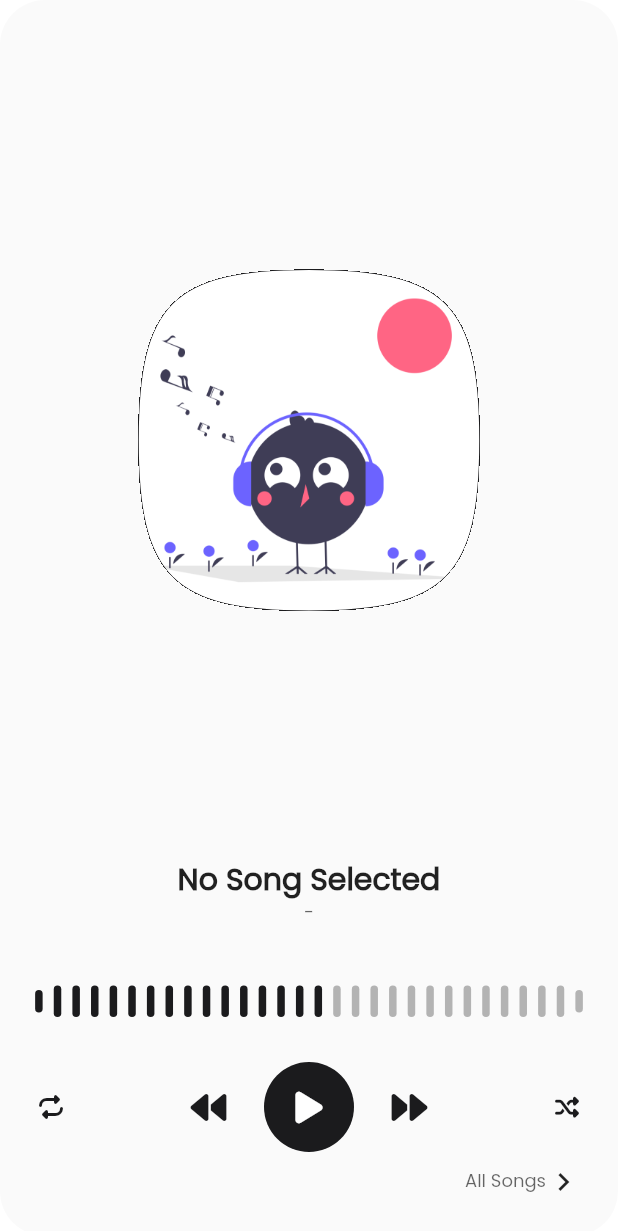
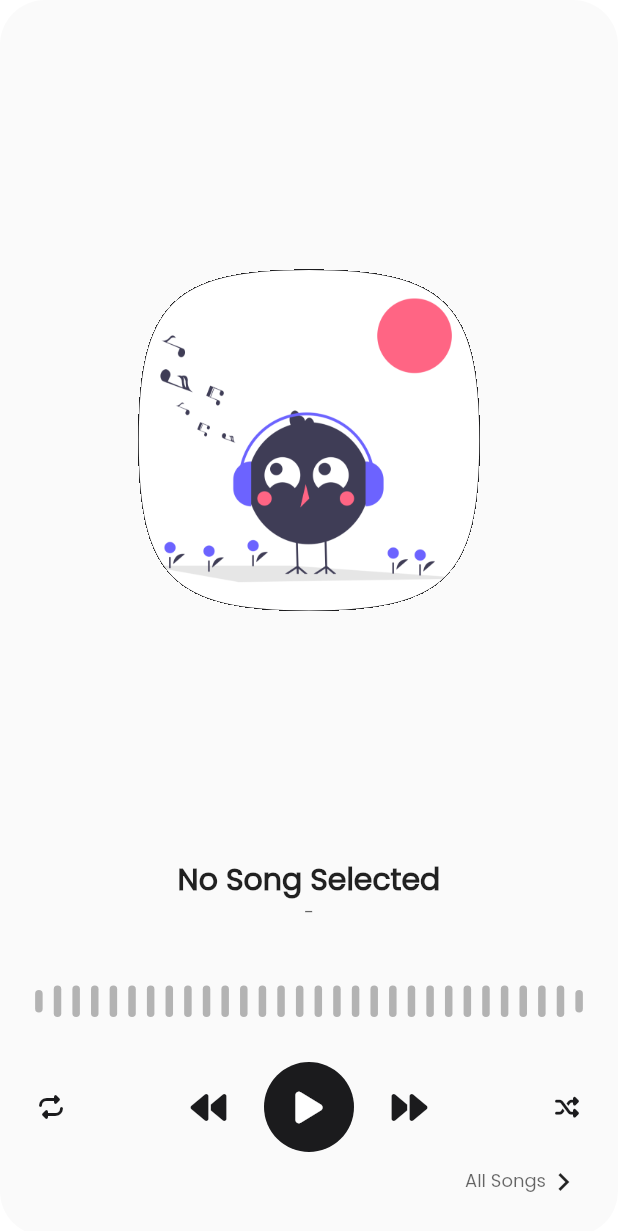
Before and after one commit to SushanShakya/music_player, a Flutter app: the screen it shows after launch, on a phone screen of 412 x 824 dp. Shown: the top 1231 px of the screen. Run offline on Flutter 3.47's test engine with Material 2 defaults, Android fonts, the phone set to English and light mode, and no system bars; our stand-ins replace audio_service, equatable, font_awesome_flutter, get, get_it, just_audio and 1 more; missing offline and left inert: android_content_provider, audio_query.

Commit message:
Feat : Fancy Seek animation

```diff
--- a/lib/src/modules/home/blocs/player_control_bloc.dart
+++ b/lib/src/modules/home/blocs/player_control_bloc.dart
@@ -28,6 +28,10 @@
     audioHandler.mediaItem.listen((item) {
       duration(duration.value.copyWith(total: item?.duration));
     });
+
+    audioHandler.playbackState.listen((item) {
+      duration(duration.value.copyWith(buffered: item.bufferedPosition));
+    });
   }
 
   void togglePlaying() {
--- a/lib/src/modules/home/components/fancy_seek_indicator.dart
+++ b/lib/src/modules/home/components/fancy_seek_indicator.dart
@@ -36,12 +36,10 @@
   static Color inactiveColor = const Color(0xffB3B3B3);
 
   late List<SeekItemSize> _items;
-  late int includedIndex;
 
   @override
   void initState() {
     super.initState();
-    includedIndex = (widget.percentage * widget.count).floor();
     _items = List.generate(widget.count, (i) {
       if (i == 0) return SeekItemSize.small;
       if (i == (widget.count - 1)) return SeekItemSize.small;
@@ -54,20 +52,53 @@
   @override
   Widget build(BuildContext context) {
     const height = 30;
+    int includedIndex = (widget.percentage * widget.count).floor();
     return Row(
       mainAxisAlignment: MainAxisAlignment.spaceEvenly,
       children: List.generate(
         _items.length,
         (i) {
           var cur = _items[i];
-          bool active = i <= includedIndex;
-          return Container(
+          bool active = i < includedIndex;
+          double totalPercent = 1 / _items.length;
+          double startPercent = (i * totalPercent);
+          double endPercent = startPercent + totalPercent;
+          bool percentInRange = widget.percentage >= startPercent &&
+              widget.percentage <= endPercent;
+          double percent = widget.percentage - startPercent;
+          double widthPercent = percent / totalPercent;
+          return Stack(
+            children: [
+              Container(
                 height: cur.sizePercent * height,
                 width: 5,
                 decoration: BoxDecoration(
                   color: active ? activeColor : inactiveColor,
+                  // color: Colors.transparent,
                   borderRadius: BorderRadius.circular(100),
                 ),
+              ),
+              if ((!active) && percentInRange)
+                SizedBox(
+                  width: 5,
+                  child: ClipRRect(
+                    borderRadius: BorderRadius.circular(100),
+                    clipBehavior: Clip.hardEdge,
+                    child: Row(
+                      children: [
+                        Container(
+                          height: cur.sizePercent * height,
+                          width: 5 * widthPercent,
+                          decoration: const BoxDecoration(
+                            color: Colors.black,
+                            // color: activeColor,
+                          ),
+                        ),
+                      ],
+                    ),
+                  ),
+                ),
+            ],
           );
         },
       ),
--- a/lib/src/modules/home/views/default_home_view.dart
+++ b/lib/src/modules/home/views/default_home_view.dart
@@ -6,6 +6,7 @@
 import 'package:music_player/src/modules/home/components/back_and_forth_animation_wrapper.dart';
 import 'package:music_player/src/modules/home/components/fancy_seek_indicator.dart';
 import 'package:music_player/src/modules/home/components/player_control_bar.dart';
+import 'package:music_player/src/modules/home/models/progress_bar_model.dart';
 import 'package:music_player/src/modules/songs/blocs/song_play_bloc.dart';
 import 'package:music_player/src/modules/songs/components/song_image.dart';
 import 'package:music_player/src/modules/songs/models/song_model.dart';
@@ -97,7 +98,15 @@
                         ),
                       ),
                       const SizedBox(height: 40),
-                      const FancySeekIndicator(percentage: 0.5),
+                      Obx(() {
+                        ProgressBarState dat = playerControlBloc.duration.value;
+                        double percentage = 0.0;
+                        if (dat.total != Duration.zero) {
+                          percentage =
+                              (dat.current.inSeconds / dat.total.inSeconds);
+                        }
+                        return FancySeekIndicator(percentage: percentage);
+                      }),
                       const SizedBox(height: 30),
                       PlayerControlBar(),
                       Row(
--- a/lib/src/modules/songs/adapters/media_item_adapter.dart
+++ b/lib/src/modules/songs/adapters/media_item_adapter.dart
@@ -11,12 +11,12 @@
       id: song.id,
       title: song.subtitle,
       displayTitle: song.title,
+      extras: {'uri': song.uri, 'album_id': song.album_id},
+      album: song.album,
       artUri: Uri.parse(
         'content://media/external/audio/media/${song.id}/albumart',
       ),
-      duration: (song.duration != null)
-          ? Duration(milliseconds: int.parse(song.duration!))
-          : null,
+      duration: Duration(milliseconds: int.parse(song.duration)),
     );
   }
 }
--- a/lib/src/modules/songs/adapters/song_model_adapter.dart
+++ b/lib/src/modules/songs/adapters/song_model_adapter.dart
@@ -12,7 +12,7 @@
       uri: item.artUri.toString(),
       title: item.displayTitle ?? item.title,
       subtitle: item.title,
-      duration: item.duration?.inSeconds.toString(),
+      duration: item.duration?.inMilliseconds.toString() ?? '0',
       album: item.album ?? '',
     );
   }
--- a/lib/src/modules/songs/components/labeled_song_listing_widget.dart
+++ b/lib/src/modules/songs/components/labeled_song_listing_widget.dart
@@ -62,6 +62,7 @@
   @override
   Widget build(BuildContext context) {
     return CustomScrollView(
+      physics: const BouncingScrollPhysics(),
       slivers: [
         SliverList(
           delegate: SliverChildBuilderDelegate(
--- a/lib/src/modules/songs/models/song_model.dart
+++ b/lib/src/modules/songs/models/song_model.dart
@@ -11,7 +11,7 @@
   final String uri;
   final String title;
   final String subtitle;
-  final String? duration;
+  final String duration;
 
   int get album_id {
     int? data = int.tryParse(albumId);
@@ -20,8 +20,7 @@
   }
 
   String get fomattedDuration {
-    if (duration == null) return '-';
-    return duration!.durationFormat;
+    return duration.durationFormat;
   }
 
   String? get imageUrl {
--- a/lib/src/services/sound/sound_handler.dart
+++ b/lib/src/services/sound/sound_handler.dart
@@ -40,32 +40,37 @@
   SoundHandler() {
     currentSong = StreamController.broadcast();
     duration = StreamController.broadcast();
-    _player = AudioPlayer()
-      ..playbackEventStream.listen(_broadcastState)
-      ..durationStream.listen(_handleDurationChanges);
+    _player = AudioPlayer()..playbackEventStream.listen(_broadcastState);
+    // ..durationStream.listen(_handleDurationChanges);
   }
 
-  void _handleDurationChanges(Duration? d) {
-    if (d == null) return;
-    print(d);
-    // For UI !!
-    duration.sink.add(d);
-
-    // For Background Music Handler
-    int? i = _player.currentIndex;
-    List<MediaItem> q = queue.value;
-    if (i == null || q.isEmpty) return;
-    MediaItem newSong = q[i].copyWith(duration: d);
-    q[i] = newSong;
-    queue.add(q);
-    mediaItem.add(newSong);
-  }
+  // void _handleDurationChanges(Duration? d) {
+  //   int? i = _player.currentIndex;
+  //   List<MediaItem> q = queue.value;
+  //   if (i == null || q.isEmpty) return;
+  //   MediaItem newSong = q[i].copyWith(duration: d);
+  //   q[i] = newSong;
+  //   queue.add(q);
+  //   mediaItem.add(newSong);
+  // }
 
   Future<void> setSong(SongModel song) async {
     mediaItem.add(MediaItemAdapter.fromSongModel(song).data);
     currentSong.sink.add(song);
     await _player.setAudioSource(ProgressiveAudioSource(Uri.parse(song.uri)));
   }
+
+  // @override
+  // Future<void> addQueueItems(List<MediaItem> mediaItems) async {
+  //   final q = queue.value..addAll(mediaItems);
+  //   queue.add(q);
+  // }
+
+  // @override
+  // Future<void> addQueueItem(MediaItem mediaItem) async {
+  //   final q = queue.value..add(mediaItem);
+  //   queue.add(q);
+  // }
 
   @override
   Future<void> play() => _player.play();
```
Also changed, not shown: lib/src/modules/songs/adapters/audio_source_adapter.dart (added, +14 -0 lines), open_street_map/analysis_options.yaml (added, +29 -0 lines), open_street_map/lib/main.dart (added, +115 -0 lines), open_street_map/pubspec.yaml (added, +89 -0 lines), open_street_map/pubspec.lock (added), 23 other files. Lines whose indentation alone changed are shown as unchanged.
